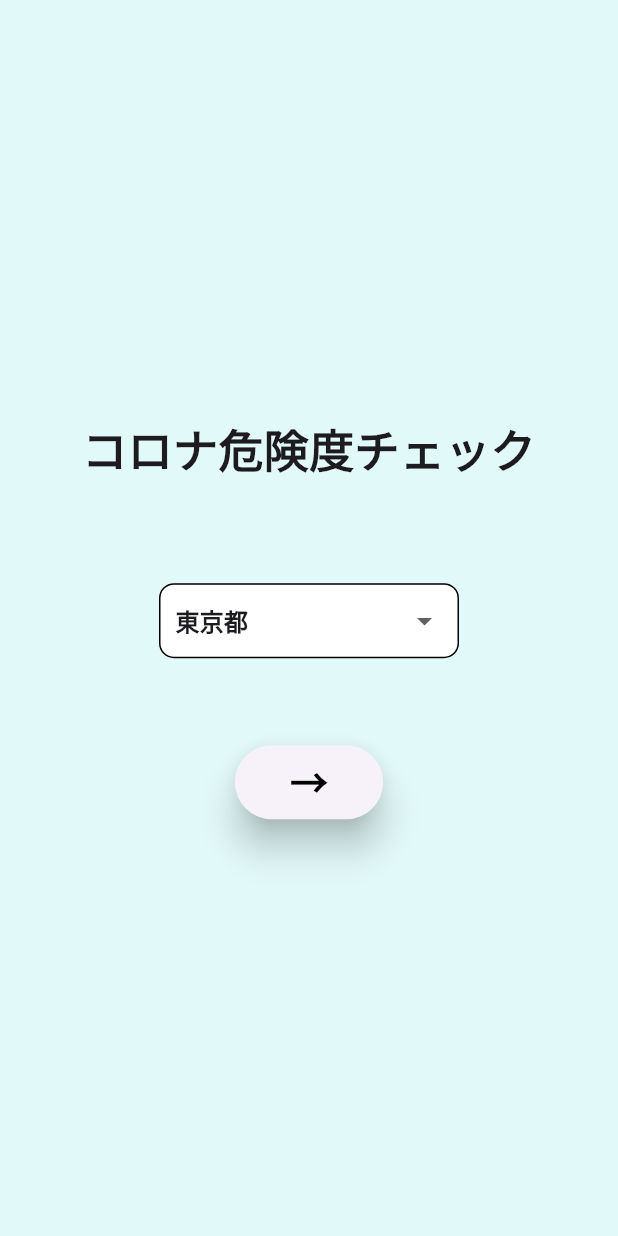
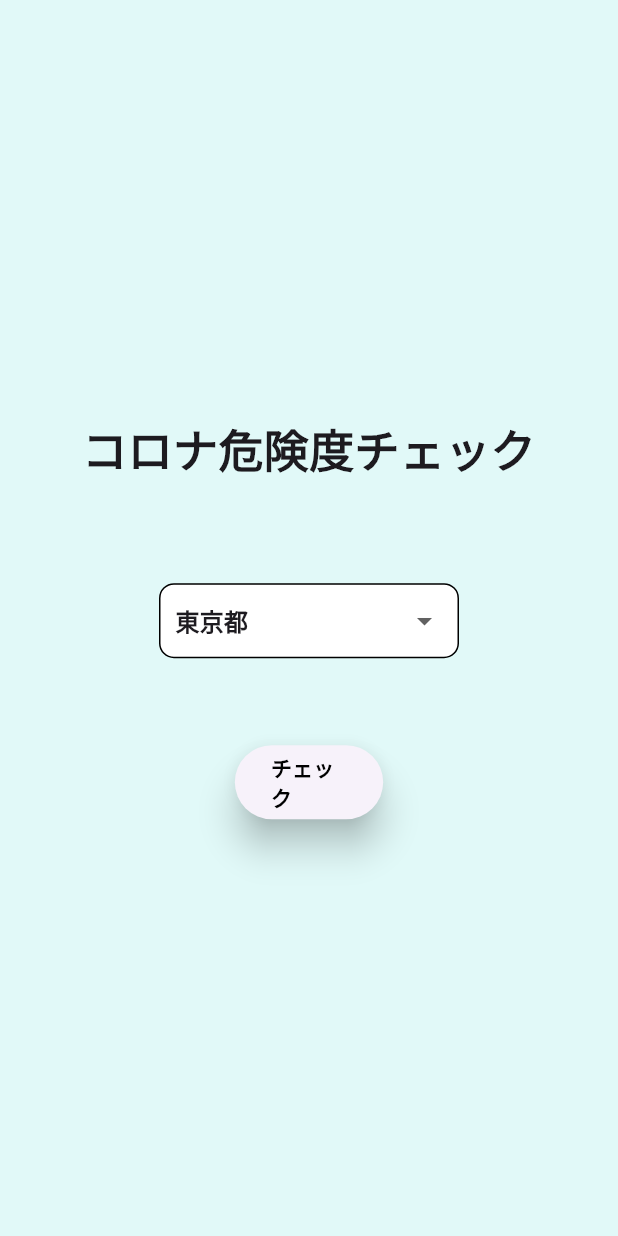
Before and after one commit to mqkotoo/corona_patients_count, a Flutter app: the screen it shows after launch, on a phone screen of 412 x 824 dp. Run offline on Flutter 3.47's test engine with Material 2 defaults, Android fonts, the phone set to English and light mode, and no system bars; our stand-ins replace flutter_riverpod, liquid_progress_indicator, loading_animation_widget; missing offline and left inert: flutter_echarts.

Commit message:
チャートをインジケータに変更、UI整備

```diff
--- a/lib/main.dart
+++ b/lib/main.dart
@@ -13,6 +13,7 @@ class MyApp extends StatelessWidget {
   @override
   Widget build(BuildContext context) {
     return  MaterialApp(
+      debugShowCheckedModeBanner: false,
       builder: (context, child) {
         return MediaQuery(
           data: MediaQuery.of(context).copyWith(textScaleFactor: 1.0),
--- a/lib/screen/first_screen.dart
+++ b/lib/screen/first_screen.dart
@@ -23,7 +23,6 @@ class FirstPage extends ConsumerWidget {
   @override
   Widget build(BuildContext context, WidgetRef ref) {
     int prefValue = ref.watch(prefNumProvider);
-    print(prefValue);
     bool isLoading = ref.watch(isLoadingProvider);
 
     var deviceHeight = MediaQuery.of(context).size.height;
@@ -59,9 +58,15 @@ class FirstPage extends ConsumerWidget {
                     style: ElevatedButton.styleFrom(
                         foregroundColor: Colors.black, elevation: 10),
                     child: !isLoading
-                        ? const Text("→",
-                            style: TextStyle(
-                                fontSize: 25, fontWeight: FontWeight.bold),
+                        // ? const Text("もじ",
+                        //     style: TextStyle(
+                        //         fontSize: 10,
+                        //         fontWeight: FontWeight.bold,
+                        //     ),
+                        //   )
+                        ? Text(
+                            "チェック",
+                            style: TextStyle(fontWeight: FontWeight.bold),
                           )
                         : LoadingAnimationWidget.prograssiveDots(
                             color: Colors.blue,
--- a/pubspec.yaml
+++ b/pubspec.yaml
@@ -19,6 +19,7 @@ dependencies:
   flutter_echarts: ^2.4.0
   html: ^0.15.1
   loading_animation_widget: ^1.2.0+3
+  liquid_progress_indicator: ^0.4.0
 
 
 dev_dependencies:
```
Also changed, not shown: lib/screen/second_screen.dart (+28 -35 lines), pubspec.lock.
